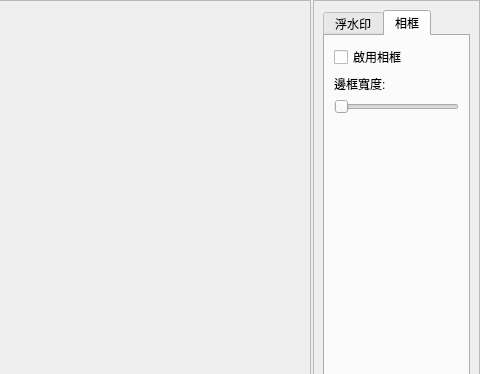
Qt form ui/components/gallery.ui (HuangNO1/stellar-neo) before a commit; both pictures show x 544 to 1024 and y 0 to 374 of the 1024 by 768 pixel window.
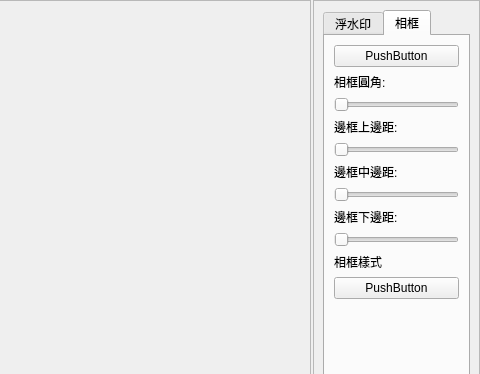
The same form after that commit. The open tabs and pages were chosen to show the change. Custom widgets are drawn as their Qt base class.

Commit message: 升級相框控鍵

Patch:
```diff
--- a/ui/components/gallery.ui
+++ b/ui/components/gallery.ui
@@ -184,21 +184,35 @@
           </attribute>
           <layout class="QVBoxLayout" name="verticalLayout_2">
            <item>
-            <widget class="QCheckBox" name="frame_enabled_checkbox">
+            <widget class="SwitchButton" name="frame_enabled_checkbox">
              <property name="text">
-              <string>啟用相框</string>
+              <string>PushButton</string>
              </property>
             </widget>
            </item>
            <item>
-            <widget class="QLabel" name="frame_width_label">
+            <widget class="BodyLabel" name="label">
              <property name="text">
-              <string>邊框寬度:</string>
+              <string>相框圓角:</string>
              </property>
             </widget>
            </item>
            <item>
-            <widget class="QSlider" name="frame_width_slider">
+            <widget class="Slider" name="horizontalSlider">
+             <property name="orientation">
+              <enum>Qt::Orientation::Horizontal</enum>
+             </property>
+            </widget>
+           </item>
+           <item>
+            <widget class="BodyLabel" name="frame_width_label">
+             <property name="text">
+              <string>邊框上邊距:</string>
+             </property>
+            </widget>
+           </item>
+           <item>
+            <widget class="Slider" name="frame_width_slider">
              <property name="minimum">
               <number>1</number>
              </property>
@@ -210,6 +224,48 @@
              </property>
             </widget>
            </item>
+           <item>
+            <widget class="BodyLabel" name="label_2">
+             <property name="text">
+              <string>邊框中邊距:</string>
+             </property>
+            </widget>
+           </item>
+           <item>
+            <widget class="Slider" name="horizontalSlider_2">
+             <property name="orientation">
+              <enum>Qt::Orientation::Horizontal</enum>
+             </property>
+            </widget>
+           </item>
+           <item>
+            <widget class="BodyLabel" name="label_3">
+             <property name="text">
+              <string>邊框下邊距:</string>
+             </property>
+            </widget>
+           </item>
+           <item>
+            <widget class="Slider" name="horizontalSlider_3">
+             <property name="orientation">
+              <enum>Qt::Orientation::Horizontal</enum>
+             </property>
+            </widget>
+           </item>
+           <item>
+            <widget class="BodyLabel" name="label_4">
+             <property name="text">
+              <string>相框樣式</string>
+             </property>
+            </widget>
+           </item>
+           <item>
+            <widget class="ComboBox" name="frame_style_comboBox">
+             <property name="text">
+              <string>PushButton</string>
+             </property>
+            </widget>
+           </item>
            <item>
             <spacer name="verticalSpacer_2">
              <property name="orientation">
@@ -244,6 +300,32 @@
    <extends>QListWidget</extends>
    <header>qfluentwidgets</header>
   </customwidget>
+  <customwidget>
+   <class>SwitchButton</class>
+   <extends>QPushButton</extends>
+   <header>qfluentwidgets</header>
+  </customwidget>
+  <customwidget>
+   <class>BodyLabel</class>
+   <extends>QLabel</extends>
+   <header>qfluentwidgets</header>
+  </customwidget>
+  <customwidget>
+   <class>Slider</class>
+   <extends>QSlider</extends>
+   <header>qfluentwidgets</header>
+  </customwidget>
+  <customwidget>
+   <class>ComboBox</class>
+   <extends>QPushButton</extends>
+   <header>qfluentwidgets</header>
+  </customwidget>
+  <customwidget>
+   <class>CardWidget</class>
+   <extends>QWidget</extends>
+   <header>qfluentwidgets</header>
+   <container>1</container>
+  </customwidget>
  </customwidgets>
  <resources/>
  <connections/>
```
Left out of the diff: 4 changed lines with no effect on the pictures. The commit also changes 3 other files.
